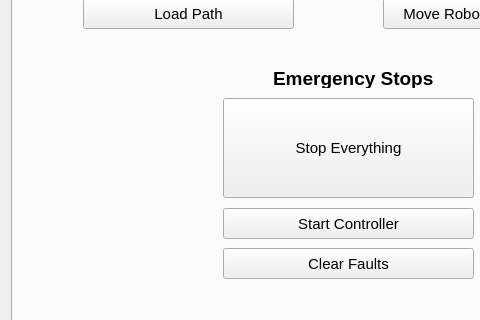
Above: moveit_cartesian_plan_plugin/src/widgets/path_planning_widget.ui from peanut-robotics/fermi before the change; both pictures show x 0 to 480 and y 423 to 743 of the 685 by 843 pixel window. Below: the same form after it.
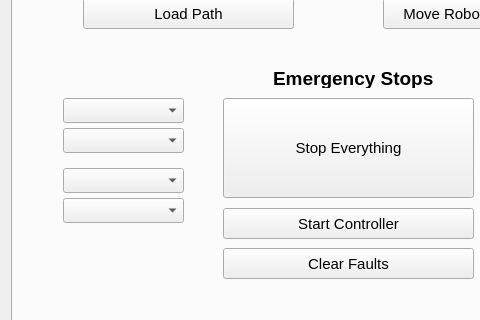
That is the form after the change.

Commit message: Add drop down menus

```diff
--- a/moveit_cartesian_plan_plugin/src/widgets/path_planning_widget.ui
+++ b/moveit_cartesian_plan_plugin/src/widgets/path_planning_widget.ui
@@ -468,6 +468,46 @@
         <string notr="true"/>
        </property>
       </widget>
+      <widget class="QComboBox" name="floor_combo_box">
+       <property name="geometry">
+        <rect>
+         <x>50</x>
+         <y>480</y>
+         <width>121</width>
+         <height>25</height>
+        </rect>
+       </property>
+      </widget>
+      <widget class="QComboBox" name="area_combo_box">
+       <property name="geometry">
+        <rect>
+         <x>50</x>
+         <y>510</y>
+         <width>121</width>
+         <height>25</height>
+        </rect>
+       </property>
+      </widget>
+      <widget class="QComboBox" name="object_id_combo_box">
+       <property name="geometry">
+        <rect>
+         <x>50</x>
+         <y>550</y>
+         <width>121</width>
+         <height>25</height>
+        </rect>
+       </property>
+      </widget>
+      <widget class="QComboBox" name="task_combo_box">
+       <property name="geometry">
+        <rect>
+         <x>50</x>
+         <y>580</y>
+         <width>121</width>
+         <height>25</height>
+        </rect>
+       </property>
+      </widget>
      </widget>
      <widget class="QWidget" name="PlanExec">
       <attribute name="title">
```
The commit also changes 2 other files.
